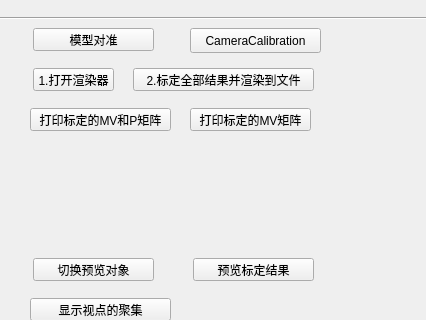
Above: hellogl2/mainentrywindow.ui from h005/myViewpoint before the change; both pictures show x 0 to 426 and y 222 to 542 of the 426 by 668 pixel window. Below: the same form after it.
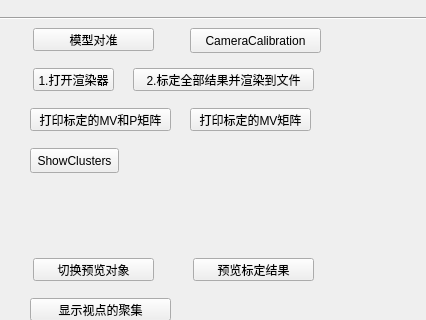
That is the form after the change.

Commit message: add show cluster by color

What changed in the file:
```diff
--- a/hellogl2/mainentrywindow.ui
+++ b/hellogl2/mainentrywindow.ui
@@ -261,6 +261,19 @@
      <string>cc config</string>
     </property>
    </widget>
+   <widget class="QPushButton" name="showClusterBtn">
+    <property name="geometry">
+     <rect>
+      <x>30</x>
+      <y>370</y>
+      <width>89</width>
+      <height>25</height>
+     </rect>
+    </property>
+    <property name="text">
+     <string>ShowClusters</string>
+    </property>
+   </widget>
    <zorder>cameraCalibration</zorder>
    <zorder>pushButton</zorder>
    <zorder>labelFirstImageBtn</zorder>
```
Left out of the diff: 1 changed line with no effect on the pictures. The commit also changes 20 other files.
